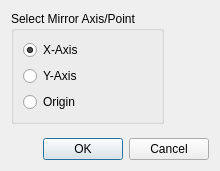
First picture: the form in src/Mod/Sketcher/Gui/SketchMirrorDialog.ui, repository southseact-3d/fcd, before the edit.
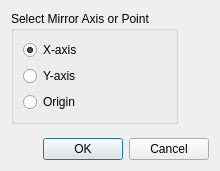
Second picture: the form after the edit.

```diff
--- a/src/Mod/Sketcher/Gui/SketchMirrorDialog.ui
+++ b/src/Mod/Sketcher/Gui/SketchMirrorDialog.ui
@@ -17,13 +17,13 @@
    <item row="0" column="0">
     <widget class="QGroupBox" name="groupBox">
      <property name="title">
-      <string>Select Mirror Axis/Point</string>
+      <string>Select Mirror Axis or Point</string>
      </property>
      <layout class="QVBoxLayout" name="verticalLayout">
       <item>
        <widget class="QRadioButton" name="XAxisRadioButton">
         <property name="text">
-         <string>X-Axis</string>
+         <string>X-axis</string>
         </property>
         <property name="checked">
          <bool>true</bool>
@@ -33,7 +33,7 @@
       <item>
        <widget class="QRadioButton" name="YAxisRadioButton">
         <property name="text">
-         <string>Y-Axis</string>
+         <string>Y-axis</string>
         </property>
        </widget>
       </item>
```
Left out of the diff: 2 changed lines with no effect on the pictures.
